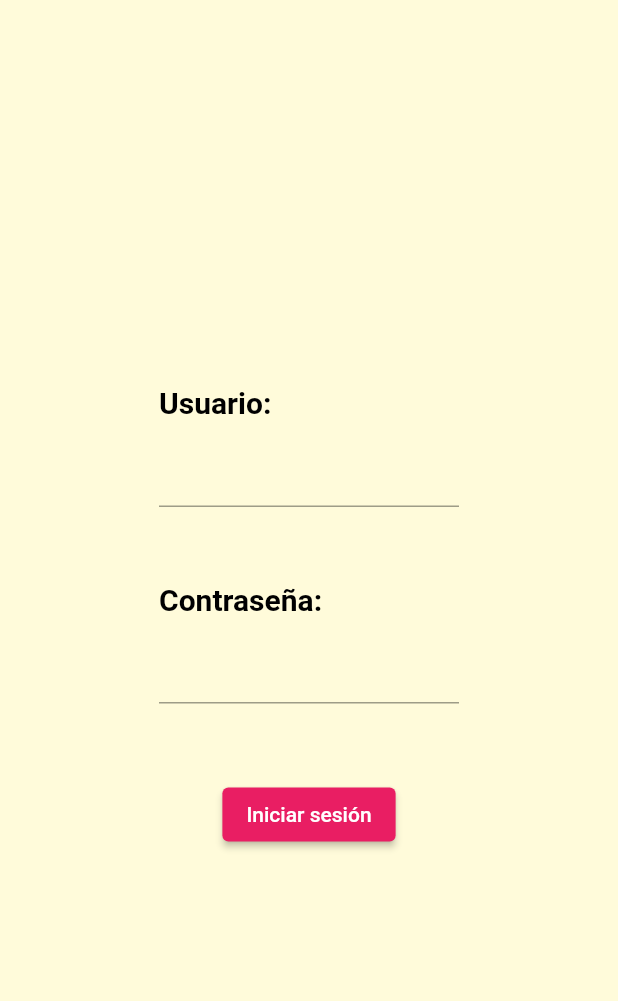
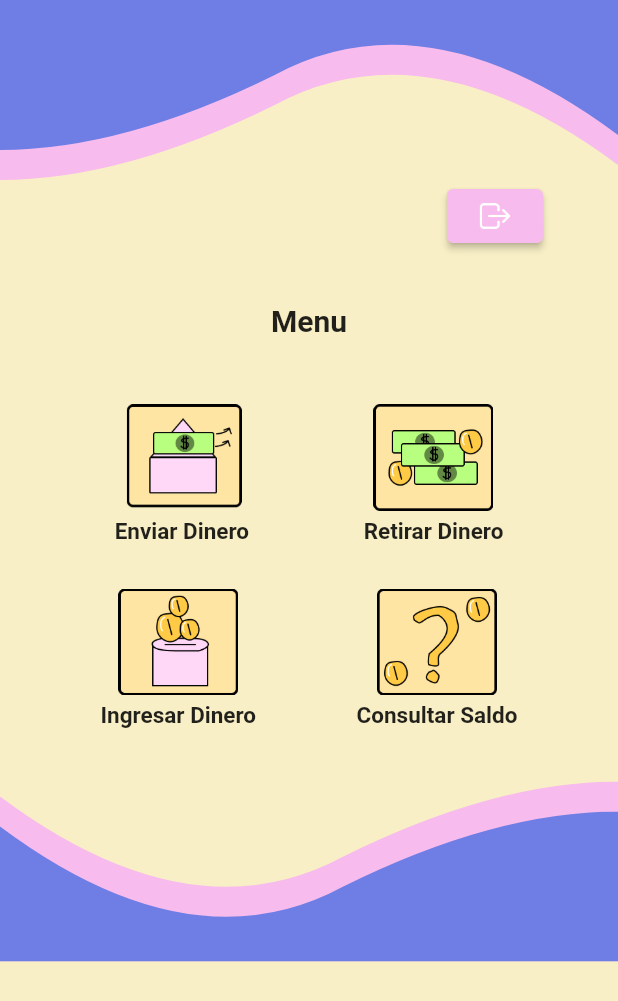
Before and after one commit to mpaulazzv/ProyectoATM, a Flutter app: the screen it shows after launch, after a tap on "Iniciar sesión", on a phone screen of 412 x 824 dp. Shown: the top 1001 px of the screen. Run offline on Flutter 3.47's test engine with Material 2 defaults, Android fonts, the phone set to English and light mode, and no system bars; our stand-ins replace google_fonts.

Commit message:
version prueba

```diff
--- a/lib/main.dart
+++ b/lib/main.dart
@@ -4,7 +4,6 @@ import 'package:proyecto_atm/views/login_view.dart';
 
 void main() {
   runApp(const MyApp());
-
 }
 
 class MyApp extends StatelessWidget {
--- a/lib/views/login_view.dart
+++ b/lib/views/login_view.dart
@@ -1,4 +1,6 @@
 import 'package:flutter/material.dart';
+import 'package:google_fonts/google_fonts.dart';
+import 'package:proyecto_atm/views/menu_view.dart';
 
 class LoginView extends StatelessWidget {
   const LoginView({
@@ -8,73 +10,143 @@ class LoginView extends StatelessWidget {
   @override
   Widget build(BuildContext context) {
     return Scaffold(
-      backgroundColor: Color.fromARGB(255, 255, 251, 218),
+      backgroundColor: Color.fromRGBO(248, 239, 198, 100),
       body: Column(
-        mainAxisAlignment: MainAxisAlignment.center,
-        crossAxisAlignment: CrossAxisAlignment.center,
         children: [
-          const SizedBox(
-            width: 200,
-              child: Text(
-                'Usuario: ',
-                style: TextStyle(
-                  fontSize: 20,
-                  fontWeight: FontWeight.bold,
-                  color: Color.fromARGB(255, 0, 0, 0),
+          Container(
+            child: Stack(
+              children: [
+                ClipPath(
+                  clipper: WaveClipper(),
+                  child: Container(
+                    color: Color.fromRGBO(248, 187, 237, 97),
+                    height: 150,
+                  ),
                 ),
-              ),
+                ClipPath(
+                  clipper: WaveClipper(),
+                  child: Container(
+                    color: Color.fromRGBO(110, 126, 228, 89),
+                    height: 130,
+                  ),
+                ),
+              ],
+            ),
           ),
           const SizedBox(
-            height: 10,
+            height: 65,
           ),
-          const Center(
+          SizedBox(
+            width: 300,
+            child: Text(
+              'Usuario: ',
+              style: GoogleFonts.bodoniModa(
+                  fontSize: 20, fontWeight: FontWeight.bold),
+            ),
+          ),
+          const SizedBox(
+            height: 0,
+          ),
+          Center(
               child: SizedBox(
-                  width: 200,
+                  width: 300,
                   child: TextField(
-                    style: TextStyle(
+                    style: GoogleFonts.poppins(
                       fontSize: 15,
-                      fontWeight: FontWeight.bold,
-                      color: Color.fromARGB(255, 116, 116, 116),
+                      fontWeight: FontWeight.normal,
+                      color: Color.fromRGBO(0, 0, 0, 200),
+                    ),
+                    decoration: InputDecoration(
+                      hintText: 'Ingrese su usuario',
+                      hintStyle: GoogleFonts.poppins(
+                        fontSize: 15,
+                        fontWeight: FontWeight.normal,
+                        color: Color.fromRGBO(0, 0, 0, 200),
+                      ),
                     ),
                   ))),
           const SizedBox(
             height: 50,
           ),
-          const SizedBox(
-            width: 200,
-              child: Text(
-                'Contraseña: ',
-                style: TextStyle(
-                  fontSize: 20,
-                  fontWeight: FontWeight.bold,
-                  color: Color.fromARGB(255, 0, 0, 0),
-                ),
-              ),
+          SizedBox(
+            width: 300,
+            child: Text(
+              'Contraseña: ',
+              style: GoogleFonts.bodoniModa(
+                  fontSize: 20, fontWeight: FontWeight.bold),
+            ),
           ),
           const SizedBox(
-            height: 10,
+            height: 0,
           ),
-          const Center(
+          Center(
               child: SizedBox(
-                  width: 200,
+                  width: 300,
                   child: TextField(
-                    style: TextStyle(
+                    style: GoogleFonts.poppins(
                       fontSize: 15,
-                      fontWeight: FontWeight.bold,
-                      color: Color.fromARGB(255, 116, 116, 116),
+                      fontWeight: FontWeight.normal,
+                      color: Color.fromRGBO(0, 0, 0, 200),
+                    ),
+                    decoration: InputDecoration(
+                      hintText: 'Ingrese su contraseña',
+                      hintStyle: GoogleFonts.poppins(
+                        fontSize: 15,
+                        fontWeight: FontWeight.normal,
+                        color: Color.fromRGBO(0, 0, 0, 200),
+                      ),
                     ),
                   ))),
           const SizedBox(
-            height: 50,
+            height: 65,
           ),
           ElevatedButton(
+            style: ElevatedButton.styleFrom(
+              padding: EdgeInsets.all(15),
+              fixedSize: Size.fromWidth(200),
+              primary: Color.fromRGBO(248, 187, 237, 97),
+            ),
             onPressed: () {
-              print("Oprimió el botón de iniciar sesión");
+              Navigator.push(context, MaterialPageRoute(builder: (context) => Menu()));
             },
-            child: Text("Iniciar sesión"),
+            child: Text(
+              "Iniciar sesión",
+              style: GoogleFonts.bodoniModa(
+                fontSize: 20,
+                fontWeight: FontWeight.bold,
+                color: Color.fromRGBO(255, 255, 255, 20),
+              ),
+            ),
           ),
         ],
       ),
     );
   }
 }
+
+class WaveClipper extends CustomClipper<Path> {
+  @override
+  Path getClip(Size size) {
+    debugPrint(size.width.toString());
+    var path = new Path();
+    path.lineTo(0, size.height);
+    var firstStart = Offset(size.width / 5, size.height);
+    var firstEnd = Offset(size.width / 2.25, size.height - 50.0);
+
+    path.quadraticBezierTo(
+        firstStart.dx, firstStart.dy, firstEnd.dx, firstEnd.dy);
+
+    var secondStart =
+        Offset(size.width - (size.width / 3.24), size.height - 105);
+    var secondEnd = Offset(size.width, size.height - 10);
+
+    path.quadraticBezierTo(
+        secondStart.dx, secondStart.dy, secondEnd.dx, secondEnd.dy);
+    path.lineTo(size.width, 0);
+    path.close();
+    return path;
+  }
+
+  @override
+  bool shouldReclip(CustomClipper<Path> oldCliper) => false;
+}
--- /dev/null
+++ b/lib/views/menu_view.dart
@@ -0,0 +1,238 @@
+import 'dart:math';
+
+import 'package:flutter/material.dart';
+import 'package:flutter/src/widgets/framework.dart';
+import 'package:google_fonts/google_fonts.dart';
+import 'package:proyecto_atm/views/login_view.dart';
+
+class Menu extends StatefulWidget {
+  const Menu({super.key});
+
+  @override
+  State<Menu> createState() => _MenuState();
+}
+
+class _MenuState extends State<Menu> {
+  @override
+  Widget build(BuildContext context) {
+    return Scaffold(
+      backgroundColor: Color.fromRGBO(248, 239, 198, 100),
+      body: Column(
+        children: [
+          Container(
+            child: Stack(
+              children: [
+                ClipPath(
+                  clipper: WaveClipper(),
+                  child: Container(
+                    color: Color.fromRGBO(248, 187, 237, 97),
+                    height: 120,
+                  ),
+                ),
+                ClipPath(
+                  clipper: WaveClipper(),
+                  child: Container(
+                    color: Color.fromRGBO(110, 126, 228, 89),
+                    height: 100,
+                  ),
+                ),
+              ],
+            ),
+          ),
+          Row(
+            mainAxisAlignment: MainAxisAlignment.end,
+            children: [
+              ElevatedButton(
+                style: ElevatedButton.styleFrom(
+                  fixedSize: Size.fromWidth(5),
+                  primary: Color.fromRGBO(248, 187, 237, 97),
+                ),
+                onPressed: () {
+                  Navigator.push(context,
+                      MaterialPageRoute(builder: (context) => LoginView()));
+                },
+                child: Image.asset(
+                  'assets/salir.png',
+                  width: 25,
+                  height: 25,
+                  color: Color.fromRGBO(255, 255, 255, 20),
+                ),
+              ),
+              const SizedBox(
+                width: 50,
+              ),
+            ],
+          ),
+          const SizedBox(
+            height: 34,
+          ),
+          SizedBox(
+            width: 300,
+            child: Text(
+              textAlign: TextAlign.center,
+              'Menu',
+              style: GoogleFonts.bodoniModa(
+                  fontSize: 20, fontWeight: FontWeight.bold),
+            ),
+          ),
+          const SizedBox(
+            height: 40,
+          ),
+          Row(
+            mainAxisAlignment: MainAxisAlignment.spaceEvenly,
+            children: <Widget>[
+              Column(
+                children: [
+                  SizedBox(
+                    width: 80,
+                    height: 80,
+                    child: Image.asset('assets/EnviarD.png'),
+                  ),
+                  Text(
+                    textAlign: TextAlign.center,
+                    'Enviar Dinero',
+                    style: GoogleFonts.bodoniModa(
+                        fontSize: 15, fontWeight: FontWeight.bold),
+                  ),
+                ],
+              ),
+              Column(
+                children: [
+                  SizedBox(
+                    width: 80,
+                    height: 80,
+                    child: Image.asset('assets/RetirarD.png'),
+                  ),
+                  Text(
+                    textAlign: TextAlign.center,
+                    'Retirar Dinero',
+                    style: GoogleFonts.bodoniModa(
+                        fontSize: 15, fontWeight: FontWeight.bold),
+                  ),
+                ],
+              ),
+            ],
+          ),
+          const SizedBox(
+            height: 25,
+          ),
+          Row(
+            mainAxisAlignment: MainAxisAlignment.spaceEvenly,
+            children: <Widget>[
+              Column(
+                children: [
+                  SizedBox(
+                    width: 80,
+                    height: 80,
+                    child: Image.asset('assets/IngresarD.png'),
+                  ),
+                  Text(
+                    textAlign: TextAlign.center,
+                    'Ingresar Dinero',
+                    style: GoogleFonts.bodoniModa(
+                        fontSize: 15, fontWeight: FontWeight.bold),
+                  ),
+                ],
+              ),
+              Column(
+                children: [
+                  SizedBox(
+                    width: 80,
+                    height: 80,
+                    child: Image.asset('assets/ConsultarD.png'),
+                  ),
+                  Text(
+                    textAlign: TextAlign.center,
+                    'Consultar Saldo',
+                    style: GoogleFonts.bodoniModa(
+                        fontSize: 15, fontWeight: FontWeight.bold),
+                  ),
+                ],
+              ),
+            ],
+          ),
+          const SizedBox(
+            height: 35,
+          ),
+          Container(
+            child: Transform.rotate(
+              angle: pi,
+              child: Stack(
+                children: [
+                  ClipPath(
+                    clipper: WaveClipperB(),
+                    child: Container(
+                      color: Color.fromRGBO(248, 187, 237, 97),
+                      height: 120,
+                    ),
+                  ),
+                  ClipPath(
+                    clipper: WaveClipperB(),
+                    child: Container(
+                      color: Color.fromRGBO(110, 126, 228, 89),
+                      height: 100,
+                    ),
+                  ),
+                ],
+              ),
+            ),
+          ),
+        ],
+      ),
+    );
+  }
+}
+
+class WaveClipper extends CustomClipper<Path> {
+  @override
+  Path getClip(Size size) {
+    debugPrint(size.width.toString());
+    var path = new Path();
+    path.lineTo(0, size.height);
+    var firstStart = Offset(size.width / 5, size.height);
+    var firstEnd = Offset(size.width / 2.25, size.height - 50.0);
+
+    path.quadraticBezierTo(
+        firstStart.dx, firstStart.dy, firstEnd.dx, firstEnd.dy);
+
+    var secondStart =
+        Offset(size.width - (size.width / 3.24), size.height - 105);
+    var secondEnd = Offset(size.width, size.height - 10);
+
+    path.quadraticBezierTo(
+        secondStart.dx, secondStart.dy, secondEnd.dx, secondEnd.dy);
+    path.lineTo(size.width, 0);
+    path.close();
+    return path;
+  }
+
+  @override
+  bool shouldReclip(CustomClipper<Path> oldCliper) => false;
+}
+
+class WaveClipperB extends CustomClipper<Path> {
+  @override
+  Path getClip(Size size) {
+    debugPrint(size.width.toString());
+    var path = new Path();
+    path.lineTo(0, size.height);
+    var firstStart = Offset(size.width / 5, size.height);
+    var firstEnd = Offset(size.width / 2.25, size.height - 50.0);
+
+    path.quadraticBezierTo(
+        firstStart.dx, firstStart.dy, firstEnd.dx, firstEnd.dy);
+
+    var secondStart =
+        Offset(size.width - (size.width / 3.24), size.height - 105);
+    var secondEnd = Offset(size.width, size.height - 10);
+
+    path.quadraticBezierTo(
+        secondStart.dx, secondStart.dy, secondEnd.dx, secondEnd.dy);
+    path.lineTo(size.width, 0);
+    path.close();
+    return path;
+  }
+
+  @override
+  bool shouldReclip(CustomClipper<Path> oldCliper) => false;
+}
--- a/pubspec.yaml
+++ b/pubspec.yaml
@@ -35,6 +35,7 @@ dependencies:
   # The following adds the Cupertino Icons font to your application.
   # Use with the CupertinoIcons class for iOS style icons.
   cupertino_icons: ^1.0.2
+  google_fonts: ^4.0.3
 
 dev_dependencies:
   flutter_test:
@@ -59,8 +60,8 @@ flutter:
   uses-material-design: true
 
   # To add assets to your application, add an assets section, like this:
-  # assets:
-  #   - images/a_dot_burr.jpeg
+  assets:
+    - assets/
   #   - images/a_dot_ham.jpeg
 
   # An image asset can refer to one or more resolution-specific "variants", see
```
Also changed, not shown: assets/ConsultarD.png (added), assets/EnviarD.png (added), assets/IngresarD.png (added), assets/RetirarD.png (added), assets/salir.png (added), pubspec.lock, 1 other file.
